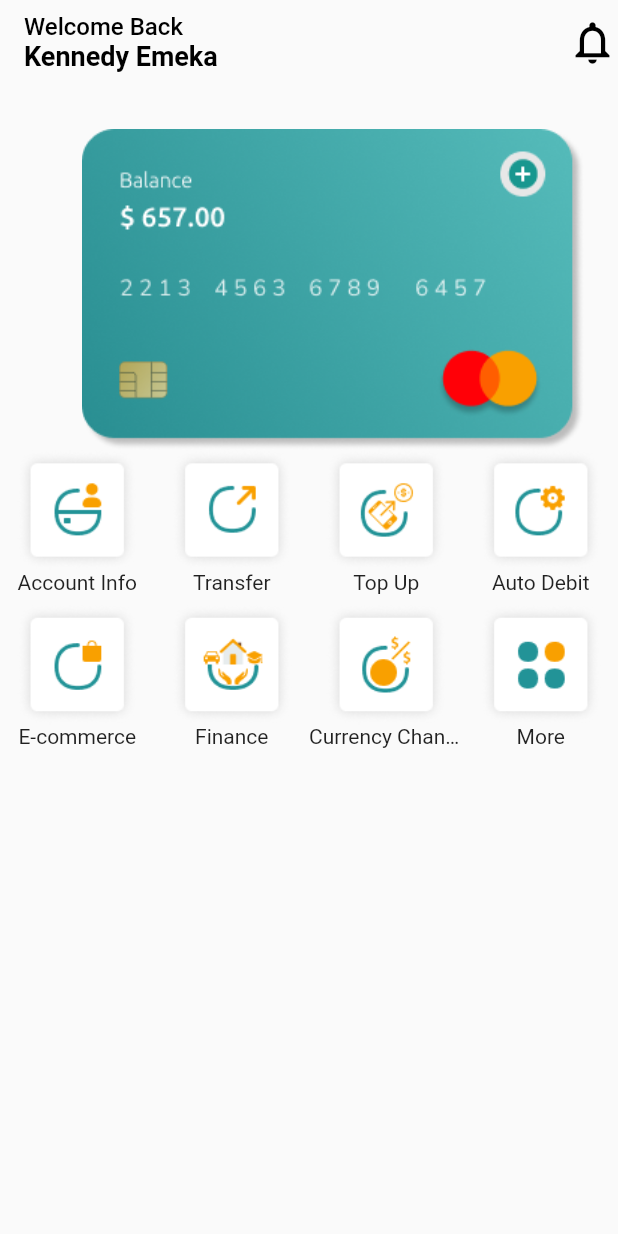
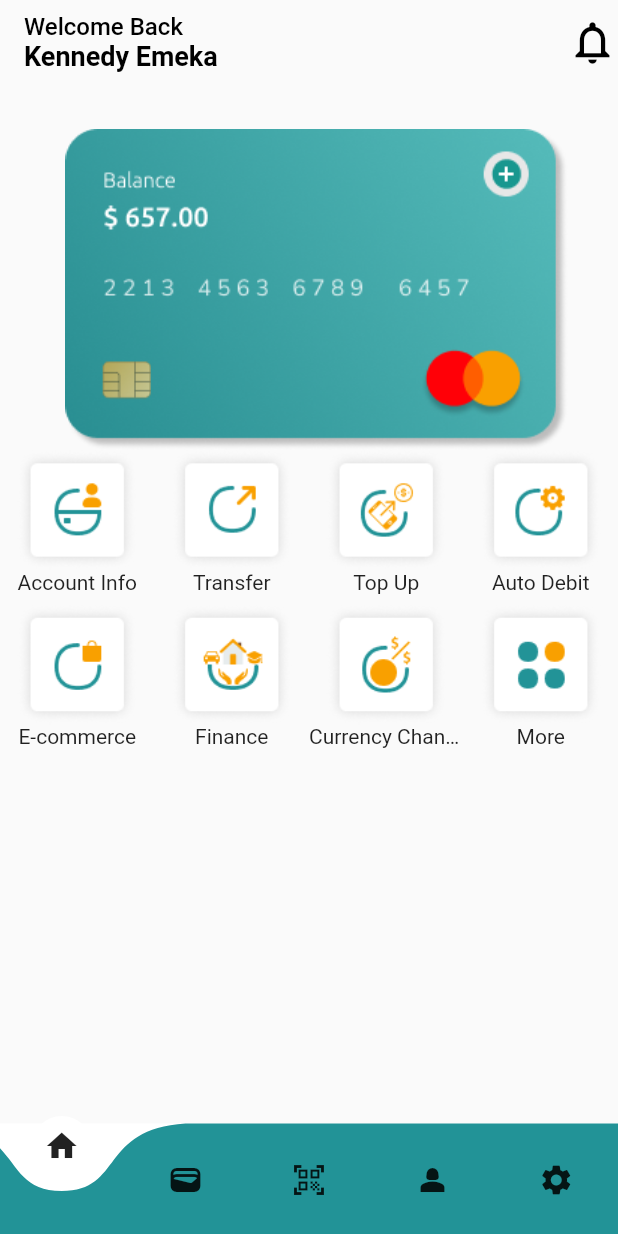
Before and after one commit to emekss/bank_app_ui, a Flutter app: the HomePage screen opened directly, on a phone screen of 412 x 824 dp. Run offline on Flutter 3.47's test engine with Material 2 defaults, Android fonts, the phone set to English and light mode, and no system bars; drawn by our look-alikes of curved_navigation_bar.

Commit message:
curved navbar added

```diff
--- a/lib/components/curved_navbar.dart
+++ b/lib/components/curved_navbar.dart
@@ -7,7 +7,9 @@ class CurvedNavBar extends StatelessWidget {
   @override
   Widget build(BuildContext context) {
     return CurvedNavigationBar(
-      backgroundColor: const Color(0xFF229397),
+      color: const Color(0xFF229397),
+      backgroundColor: Colors.white,
+      buttonBackgroundColor: Colors.white,
       items: const [
         Icon(Icons.home),
         Icon(Icons.wallet_rounded),
--- a/lib/pages/home_page.dart
+++ b/lib/pages/home_page.dart
@@ -1,4 +1,5 @@
 import 'package:bank_app_ui/components/action_buttons.dart';
+import 'package:bank_app_ui/components/curved_navbar.dart';
 import 'package:flutter/material.dart';
 
 class HomePage extends StatelessWidget {
@@ -8,6 +9,7 @@ class HomePage extends StatelessWidget {
   Widget build(BuildContext context) {
     return Scaffold(
       appBar: AppBar(
+        automaticallyImplyLeading: false,
         elevation: 0,
         backgroundColor: Colors.transparent,
         title: const Column(
@@ -41,7 +43,7 @@ class HomePage extends StatelessWidget {
       body: Column(
         children: [
           Padding(
-            padding: const EdgeInsets.only(top: 30, left: 32),
+            padding: const EdgeInsets.only(top: 30, left: 10),
             child: Image.asset('assets/images/card.png'),
           ),
           const Expanded(
@@ -49,6 +51,7 @@ class HomePage extends StatelessWidget {
           )
         ],
       ),
+      bottomNavigationBar: const CurvedNavBar(),
     );
   }
 }
--- a/lib/pages/welcome_page.dart
+++ b/lib/pages/welcome_page.dart
@@ -1,4 +1,3 @@
-import 'package:bank_app_ui/components/curved_navbar.dart';
 import 'package:bank_app_ui/util/login_button.dart';
 import 'package:bank_app_ui/util/user_text_field.dart';
 import 'package:flutter/material.dart';
@@ -74,7 +73,6 @@ class WelcomePage extends StatelessWidget {
           ],
         ),
       ),
-      bottomNavigationBar: const CurvedNavBar(),
     );
   }
 }
--- a/lib/util/login_button.dart
+++ b/lib/util/login_button.dart
@@ -5,7 +5,9 @@ class LoginButton extends StatelessWidget {
 
   @override
   Widget build(BuildContext context) {
-    return Card(
+    return GestureDetector(
+      onTap: () => Navigator.pushNamed(context, '/homePage'),
+      child: Card(
         shape: RoundedRectangleBorder(borderRadius: BorderRadius.circular(30)),
         elevation: 10,
         child: Container(
@@ -26,6 +28,7 @@ class LoginButton extends StatelessWidget {
             ),
           ),
         ),
+      ),
     );
   }
 }
```
Also changed, not shown: lib/main.dart (+7 -4 lines). Lines whose indentation alone changed are shown as unchanged.
